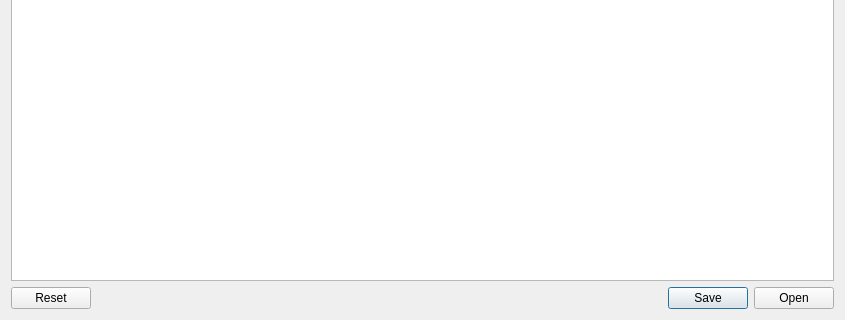
The window that Software/PC_Application/LibreVNA-GUI/Device/deviceusblogview.ui (jankae/LibreVNA) describes before a commit, drawn with Qt 5; both pictures show x 0 to 845 and y 233 to 553 of the 845 by 553 pixel window.
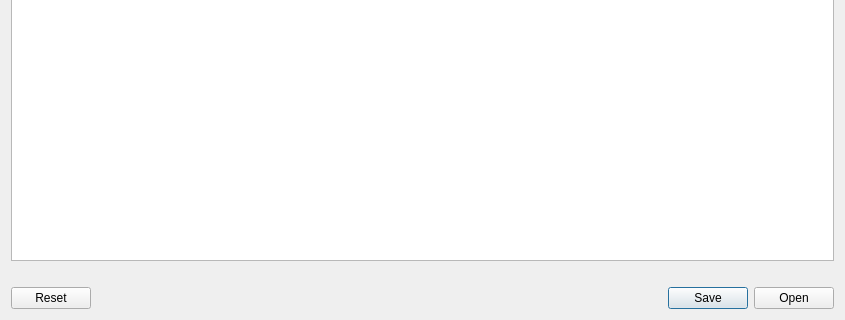
The same window after the commit.

Diff of the .ui file:
```diff
--- a/Software/PC_Application/LibreVNA-GUI/Device/deviceusblogview.ui
+++ b/Software/PC_Application/LibreVNA-GUI/Device/deviceusblogview.ui
@@ -21,6 +21,13 @@
      </property>
     </widget>
    </item>
+   <item>
+    <widget class="QLabel" name="status">
+     <property name="text">
+      <string/>
+     </property>
+    </widget>
+   </item>
    <item>
     <widget class="QDialogButtonBox" name="buttonBox">
      <property name="orientation">
```
